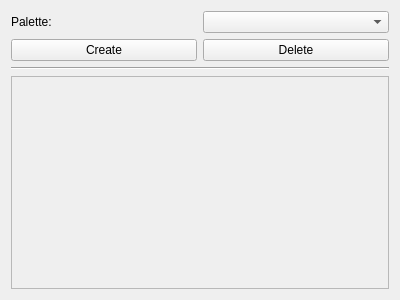
Qt form src/ui/docks/ColorPaletteArea.ui (Zipeerix/capy-art-studio) before a commit.
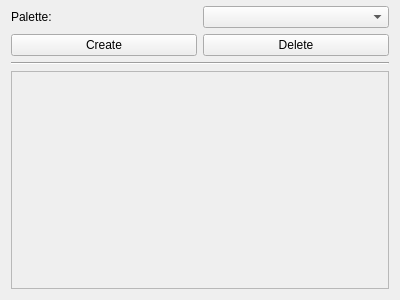
The same form after that commit.

Patch:
```diff
--- a/src/ui/docks/ColorPaletteArea.ui
+++ b/src/ui/docks/ColorPaletteArea.ui
@@ -14,6 +14,9 @@
             <string>Form</string>
         </property>
         <layout class="QVBoxLayout" name="verticalLayout_2">
+   <property name="topMargin">
+    <number>6</number>
+   </property>
             <item>
                 <layout class="QVBoxLayout" name="verticalLayout">
                     <item>
@@ -68,7 +71,7 @@
                                 <x>0</x>
                                 <y>0</y>
                                 <width>374</width>
-                                <height>173</height>
+        <height>179</height>
                             </rect>
                         </property>
                     </widget>
```
Lines whose indentation alone changed are shown as unchanged.
